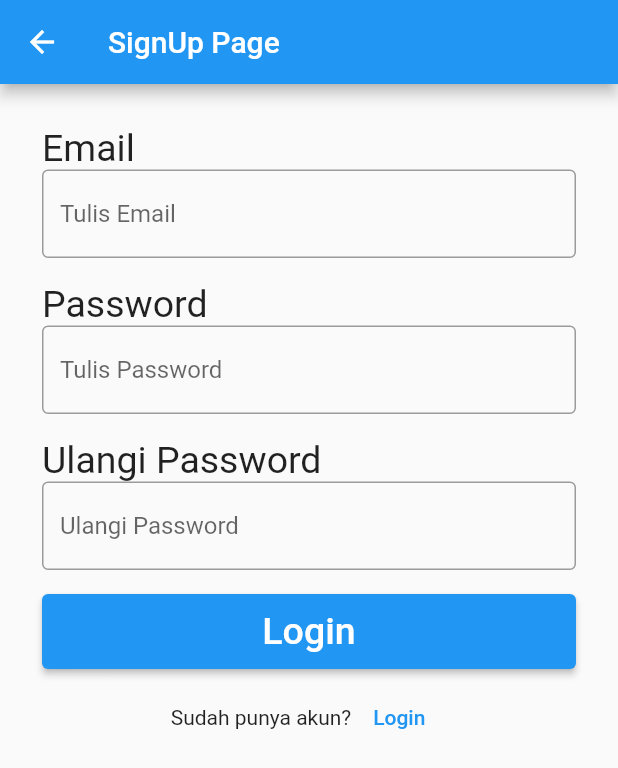
After one commit to Yushinta/Flutter-Login-Email-Firebase, a Flutter app: the screen it shows after launch, after a tap on "Klik disini!", on a phone screen of 412 x 824 dp. The commit adds this screen. Shown: the top 768 px of the screen. Run offline on Flutter 3.47's test engine with Material 2 defaults, Android fonts, the phone set to English and light mode, and no system bars; our stand-ins replace firebase_auth, firebase_core; accounts and stored records are empty; network calls fail.

Commit message:
Add SignUp

```diff
--- /dev/null
+++ b/lib/auth.dart
@@ -0,0 +1 @@
+import 'package:flutter/material.dart';
--- a/lib/login.dart
+++ b/lib/login.dart
@@ -1,24 +1,71 @@
 import 'package:firebase_auth/firebase_auth.dart';
 import 'package:flutter/material.dart';
+import 'package:login_app/register.dart';
 
-class LoginPage extends StatelessWidget {
-  LoginPage({super.key});
+class LoginPage extends StatefulWidget {
+  const LoginPage({super.key});
+
+  @override
+  State<LoginPage> createState() => _LoginPageState();
+}
+
+class _LoginPageState extends State<LoginPage> {
   final TextEditingController _emailController = TextEditingController();
   final TextEditingController _passwordController = TextEditingController();
 
-  Future signIn() async {
+  void signIn() async {
+    showDialog(
+      context: context,
+      builder: (context) {
+        return const Center(child: CircularProgressIndicator());
+      },
+    );
+
     try {
       await FirebaseAuth.instance.signInWithEmailAndPassword(
         email: _emailController.text,
         password: _passwordController.text,
       );
+      wellcomeUser();
     } on FirebaseAuthException catch (e) {
       if (e.code == 'user-not-found') {
         print('No user found for that email.');
+        wrongEmail();
       } else if (e.code == 'wrong-password') {
         print('Wrong password provided for that user.');
+        wrongPassword();
       }
     }
+
+    Navigator.pop(context);
+  }
+
+  void wellcomeUser() {
+    var user = FirebaseAuth.instance.currentUser!;
+    var snackBar = SnackBar(
+      content: Text('Selamat Datang ${user.email}'),
+      duration: Duration(seconds: 2),
+      backgroundColor: Colors.green,
+    );
+    ScaffoldMessenger.of(context).showSnackBar(snackBar);
+  }
+
+  void wrongEmail() {
+    var snackBar = const SnackBar(
+      content: Text('Email tidak ditemukan!'),
+      duration: Duration(seconds: 2),
+      backgroundColor: Colors.red,
+    );
+    ScaffoldMessenger.of(context).showSnackBar(snackBar);
+  }
+
+  void wrongPassword() {
+    var snackBar = const SnackBar(
+      content: Text('Password salah!'),
+      duration: Duration(seconds: 2),
+      backgroundColor: Colors.red,
+    );
+    ScaffoldMessenger.of(context).showSnackBar(snackBar);
   }
 
   @override
@@ -86,7 +133,26 @@ class LoginPage extends StatelessWidget {
                   ),
                 ),
               ),
-            )
+            ),
+            Row(
+              mainAxisAlignment: MainAxisAlignment.center,
+              children: [
+                const Text(
+                  "Belum punya akun?",
+                ),
+                TextButton(
+                  onPressed: () {
+                    Navigator.push(
+                      context,
+                      MaterialPageRoute(
+                        builder: (context) => const SingupPage(),
+                      ),
+                    );
+                  },
+                  child: const Text("Klik disini!"),
+                ),
+              ],
+            ),
           ],
         ),
       ),
--- a/lib/main.dart
+++ b/lib/main.dart
@@ -24,7 +24,7 @@ class MyApp extends StatelessWidget {
           if (snapshot.hasData) {
             return const HomePage();
           } else {
-            return LoginPage();
+            return const LoginPage();
           }
         },
       ),
--- /dev/null
+++ b/lib/register.dart
@@ -0,0 +1,193 @@
+import 'package:firebase_auth/firebase_auth.dart';
+import 'package:flutter/material.dart';
+import 'package:login_app/login.dart';
+
+class SingupPage extends StatefulWidget {
+  const SingupPage({super.key});
+
+  @override
+  State<SingupPage> createState() => _SingupPageState();
+}
+
+class _SingupPageState extends State<SingupPage> {
+  final TextEditingController _emailController = TextEditingController();
+  final TextEditingController _passwordController = TextEditingController();
+  final TextEditingController _passwordControllerFirst =
+      TextEditingController();
+  bool _validate = false;
+  bool _validateNotEmpty = false;
+
+  void signIn() async {
+    showDialog(
+      context: context,
+      builder: (context) {
+        return const Center(child: CircularProgressIndicator());
+      },
+    );
+
+    try {
+      await FirebaseAuth.instance.createUserWithEmailAndPassword(
+        email: _emailController.text,
+        password: _passwordController.text,
+      );
+      wellcomeUser();
+    } on FirebaseAuthException catch (e) {
+      if (e.code == 'user-not-found') {
+        print('No user found for that email.');
+        wrongEmail();
+      } else if (e.code == 'wrong-password') {
+        print('Wrong password provided for that user.');
+        wrongPassword();
+      }
+    }
+
+    Navigator.pop(context);
+  }
+
+  void wellcomeUser() {
+    var user = FirebaseAuth.instance.currentUser!;
+    var snackBar = SnackBar(
+      content: Text('Selamat Datang ${user.email}'),
+      duration: const Duration(seconds: 2),
+      backgroundColor: Colors.green,
+    );
+    ScaffoldMessenger.of(context).showSnackBar(snackBar);
+  }
+
+  void wrongEmail() {
+    var snackBar = const SnackBar(
+      content: Text('Email tidak ditemukan!'),
+      duration: Duration(seconds: 2),
+      backgroundColor: Colors.red,
+    );
+    ScaffoldMessenger.of(context).showSnackBar(snackBar);
+  }
+
+  void wrongPassword() {
+    var snackBar = const SnackBar(
+      content: Text('Password salah!'),
+      duration: Duration(seconds: 2),
+      backgroundColor: Colors.red,
+    );
+    ScaffoldMessenger.of(context).showSnackBar(snackBar);
+  }
+
+  @override
+  Widget build(BuildContext context) {
+    return Scaffold(
+      appBar: AppBar(
+        title: const Text("SignUp Page"),
+      ),
+      body: SingleChildScrollView(
+        child: Padding(
+          padding: const EdgeInsets.all(20.0),
+          child: Column(
+            children: [
+              Padding(
+                padding: const EdgeInsets.all(8.0),
+                child: Column(
+                  crossAxisAlignment: CrossAxisAlignment.start,
+                  children: [
+                    const Text(
+                      "Email",
+                      style: TextStyle(fontSize: 25),
+                    ),
+                    TextField(
+                      controller: _emailController,
+                      decoration: InputDecoration(
+                        border: const OutlineInputBorder(),
+                        hintText: 'Tulis Email',
+                        errorText: _validateNotEmpty ? 'Email tidak boleh kosong!' : null,
+                      ),
+                    )
+                  ],
+                ),
+              ),
+              Padding(
+                padding: const EdgeInsets.all(8.0),
+                child: Column(
+                  crossAxisAlignment: CrossAxisAlignment.start,
+                  children: [
+                    const Text(
+                      "Password",
+                      style: TextStyle(fontSize: 25),
+                    ),
+                    TextField(
+                      obscureText: true,
+                      controller: _passwordControllerFirst,
+                      decoration: const InputDecoration(
+                        border: OutlineInputBorder(),
+                        hintText: 'Tulis Password',
+                      ),
+                    )
+                  ],
+                ),
+              ),
+              Padding(
+                padding: const EdgeInsets.all(8.0),
+                child: Column(
+                  crossAxisAlignment: CrossAxisAlignment.start,
+                  children: [
+                    const Text(
+                      "Ulangi Password",
+                      style: TextStyle(fontSize: 25),
+                    ),
+                    TextField(
+                      obscureText: true,
+                      controller: _passwordController,
+                      decoration: InputDecoration(
+                        border: const OutlineInputBorder(),
+                        hintText: 'Ulangi Password',
+                        errorText: _validate ? 'Password harus sama!' : null,
+                      ),
+                    )
+                  ],
+                ),
+              ),
+              Padding(
+                padding: const EdgeInsets.all(8.0),
+                child: SizedBox(
+                  width: double.infinity,
+                  height: 50.0,
+                  child: ElevatedButton(
+                    onPressed: () {
+                      setState(() {
+                        _passwordController.text ==
+                                _passwordControllerFirst.text
+                            ? _validate = false
+                            : _validate = true;
+                        _emailController.text.isEmpty ? _validateNotEmpty = true : _validateNotEmpty = false;
+                      });
+                      print(_passwordController.text);
+                      print(_passwordControllerFirst.text);
+                    },
+                    child: const Text(
+                      "Login",
+                      style: TextStyle(
+                        fontSize: 25.0,
+                      ),
+                    ),
+                  ),
+                ),
+              ),
+              Row(
+                mainAxisAlignment: MainAxisAlignment.center,
+                children: [
+                  const Text(
+                    "Sudah punya akun?",
+                  ),
+                  TextButton(
+                    onPressed: () {
+                      Navigator.pop(context);
+                    },
+                    child: const Text("Login"),
+                  ),
+                ],
+              ),
+            ],
+          ),
+        ),
+      ),
+    );
+  }
+}
```
Also changed, not shown: lib/home.dart (+25 -7 lines).
